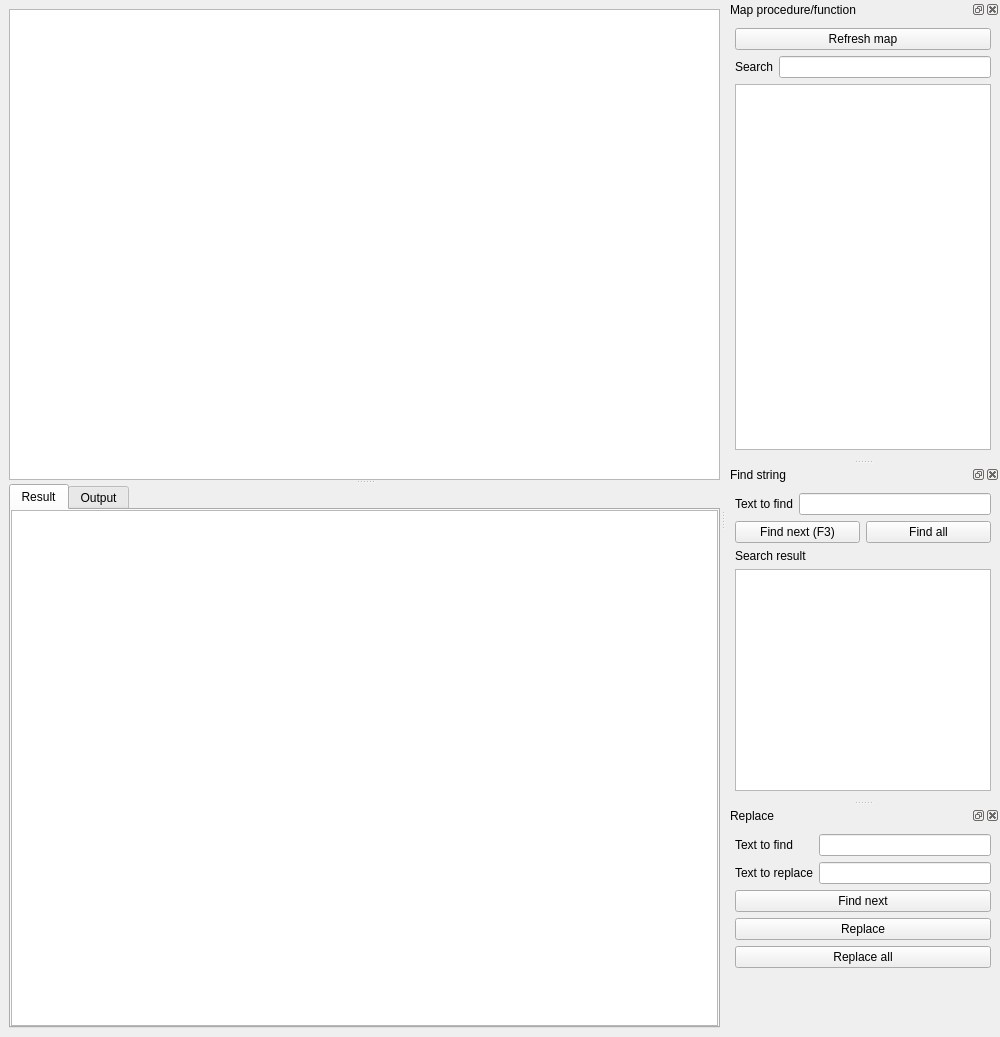
First picture: the form in source/qtdesigner/MSql_editor_win2_ui.ui, repository MValaguz/MSql, before the edit.
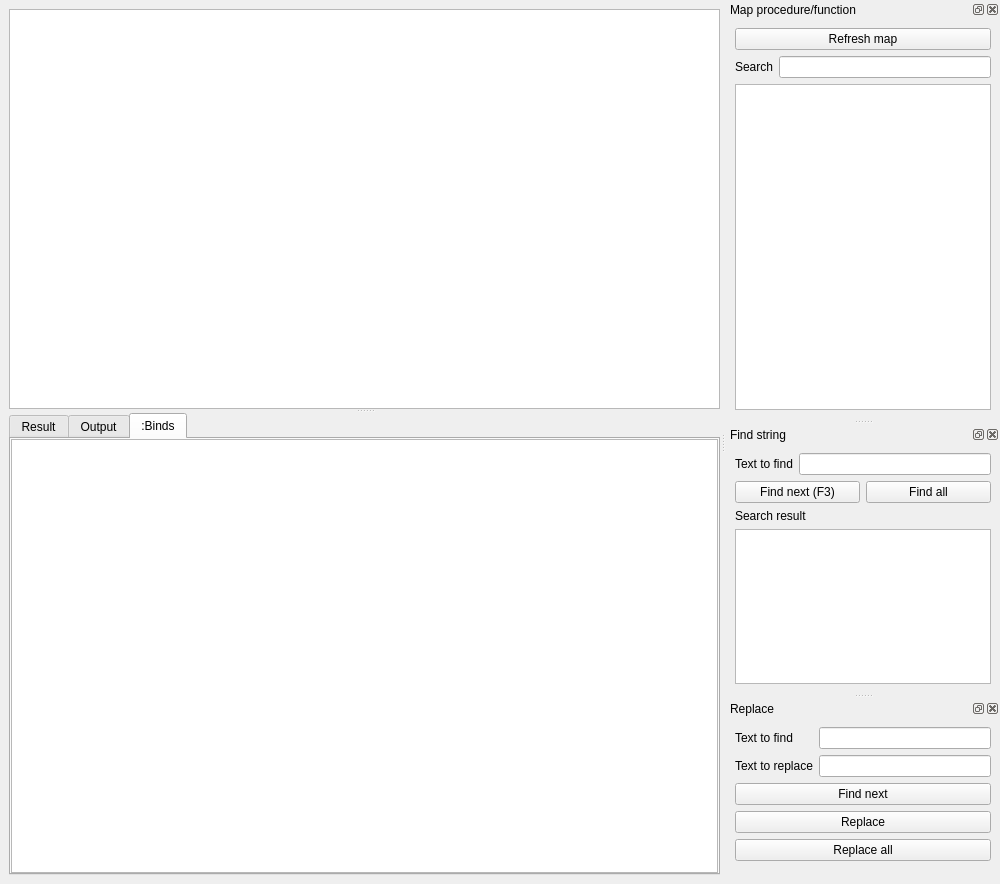
Second picture: the form after the edit. The open tabs and pages were chosen to show the change. Icons and pictures are not drawn. Custom widgets are drawn as their Qt base class.

Patch:
```diff
--- a/source/qtdesigner/MSql_editor_win2_ui.ui
+++ b/source/qtdesigner/MSql_editor_win2_ui.ui
@@ -7,7 +7,7 @@
     <x>0</x>
     <y>0</y>
     <width>1000</width>
-    <height>1037</height>
+    <height>884</height>
    </rect>
   </property>
   <property name="sizePolicy">
@@ -120,6 +120,35 @@
          </item>
         </layout>
        </widget>
+       <widget class="QWidget" name="t_bind">
+        <attribute name="title">
+         <string>:Binds</string>
+        </attribute>
+        <layout class="QGridLayout" name="gridLayout_6">
+         <property name="leftMargin">
+          <number>0</number>
+         </property>
+         <property name="topMargin">
+          <number>0</number>
+         </property>
+         <property name="rightMargin">
+          <number>0</number>
+         </property>
+         <property name="bottomMargin">
+          <number>0</number>
+         </property>
+         <item row="0" column="0">
+          <widget class="QTableView" name="o_bind">
+           <property name="editTriggers">
+            <set>QAbstractItemView::NoEditTriggers</set>
+           </property>
+           <property name="sortingEnabled">
+            <bool>true</bool>
+           </property>
+          </widget>
+         </item>
+        </layout>
+       </widget>
       </widget>
      </widget>
     </item>
```
Left out of the diff: 16 changed lines with no effect on the pictures.
